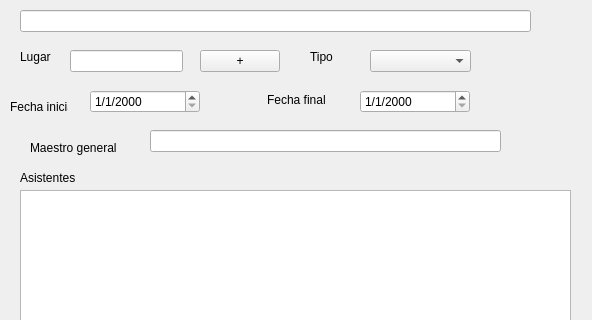
First picture: the form in nuevocapitulo.ui, repository rogorido/qtpredicadores, before the edit; both pictures show x 0 to 592 and y 0 to 320 of the 592 by 476 pixel window.
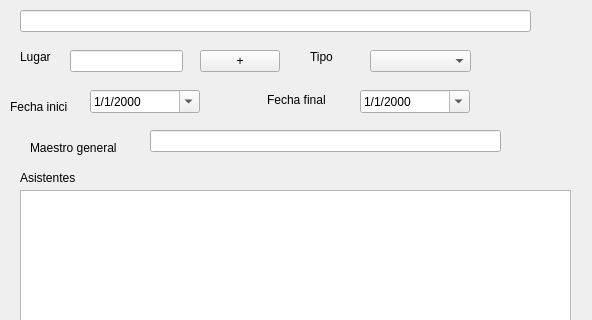
Second picture: the form after the edit.

Commit message: Mejoras diversas

The edit to the form file:
```diff
--- a/nuevocapitulo.ui
+++ b/nuevocapitulo.ui
@@ -169,6 +169,9 @@
    <property name="displayFormat">
     <string>d/M/yyyy</string>
    </property>
+   <property name="calendarPopup">
+    <bool>true</bool>
+   </property>
   </widget>
   <widget class="QDateEdit" name="dtFinal">
    <property name="geometry">
@@ -182,6 +185,9 @@
    <property name="displayFormat">
     <string>d/M/yyyy</string>
    </property>
+   <property name="calendarPopup">
+    <bool>true</bool>
+   </property>
   </widget>
   <widget class="QLabel" name="label_4">
    <property name="geometry">
```
